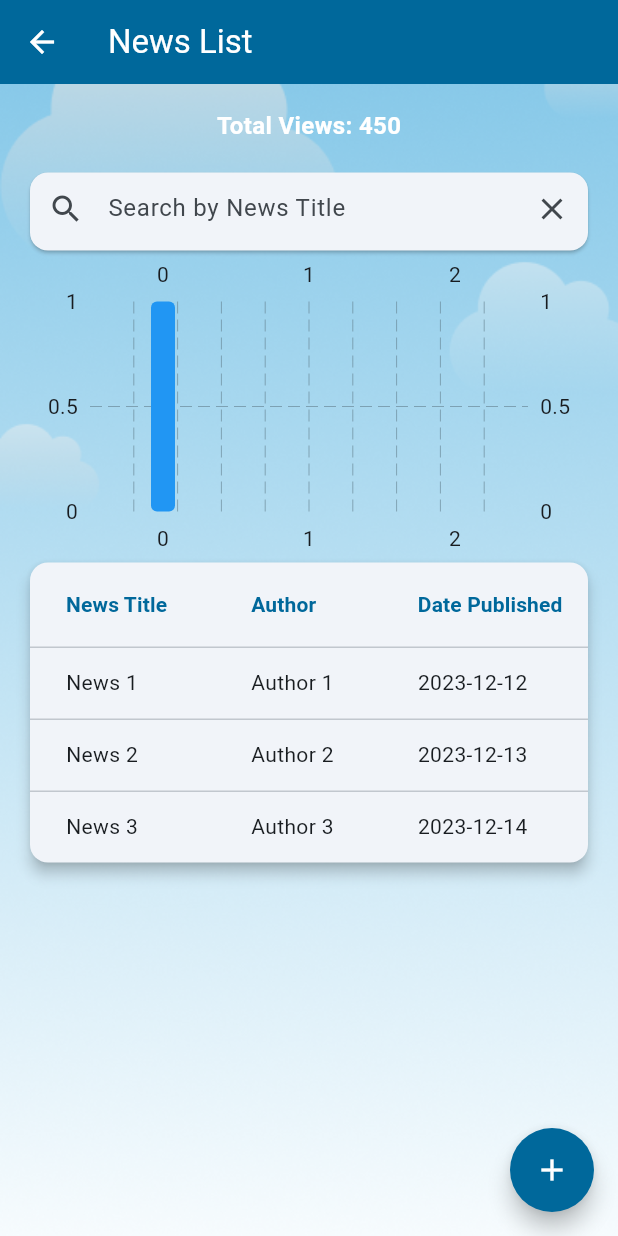
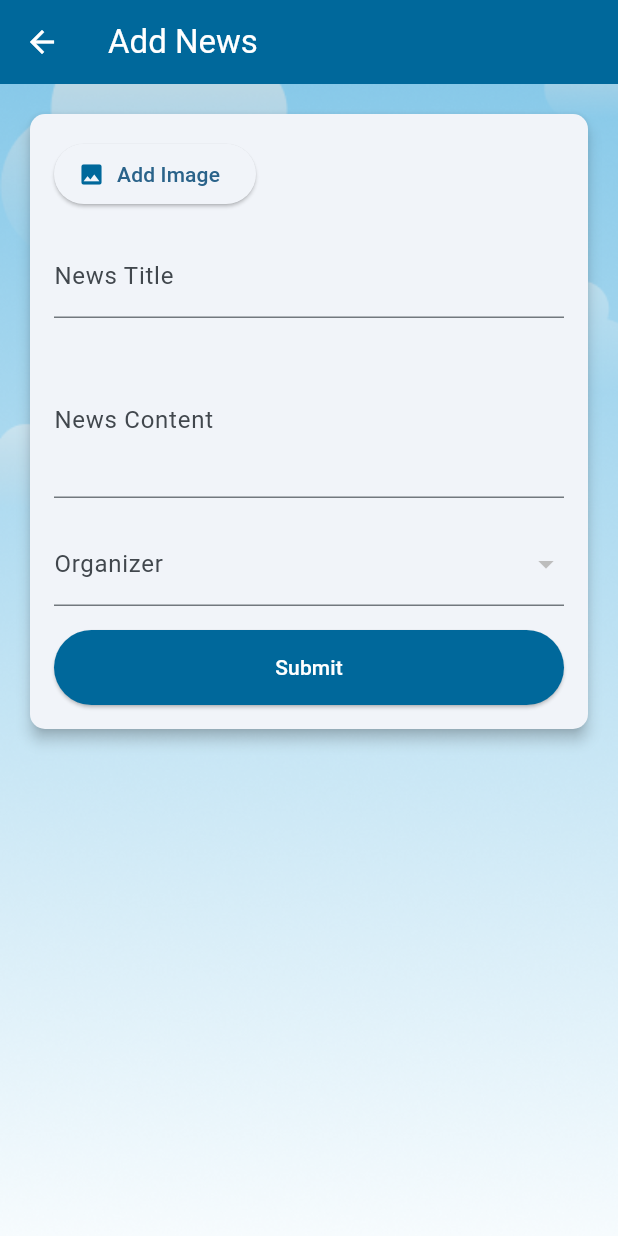
Before and after one commit to Aqua-Guard/Flutter, a Flutter app: the NewsScreen screen opened directly with empty values, after a tap on the "add" icon, on a phone screen of 412 x 824 dp. Run offline on Flutter 3.47's test engine with Material 3 defaults, Android fonts, the phone set to English and light mode, and no system bars; drawn by our look-alikes of fl_chart; our stand-ins replace flutter_secure_storage, fluttertoast, image_picker; accounts and stored records are empty; network calls fail.

Commit message:
get actualite works

```diff
--- /dev/null
+++ b/lib/Models/actualite.dart
@@ -0,0 +1,28 @@
+class Actualite {
+  final String userId;
+  final String title;
+  final String description;
+  final String image;
+  final String text;
+  final num views; // Change the type to num or int
+
+  Actualite({
+    required this.userId,
+    required this.title,
+    required this.description,
+    required this.image,
+    required this.text,
+    required this.views,
+  });
+
+  factory Actualite.fromJson(Map<String, dynamic> json) {
+    return Actualite(
+      userId: json['userId'],
+      title: json['title'],
+      description: json['description'],
+      image: json['image'],
+      text: json['text'],
+      views: json['views'],
+    );
+  }
+}
--- a/lib/Screens/actualite/actualiteScreen.dart
+++ b/lib/Screens/actualite/actualiteScreen.dart
@@ -1,13 +1,8 @@
 import 'package:flutter/material.dart';
 import 'package:fl_chart/fl_chart.dart';
-
-class NewsScreen extends StatefulWidget {
-  String token;
-  NewsScreen({Key? key, required this.token}) : super(key: key);
-
-  @override
-  State<NewsScreen> createState() => _NewsScreenState();
-}
+import 'package:aquaguard/Models/actualite.dart';
+import 'package:aquaguard/Screens/actualite/addActualite.dart';
+import 'package:aquaguard/Services/ActualiteWebService.dart';
 
 class NewsRating {
   final String newsId;
@@ -19,32 +14,43 @@ class NewsRating {
   });
 }
 
+class NewsScreen extends StatefulWidget {
+  String token;
+  NewsScreen({Key? key, required this.token}) : super(key: key);
+
+  @override
+  State<NewsScreen> createState() => _NewsScreenState();
+}
+
 class _NewsScreenState extends State<NewsScreen> {
-  late List<Map<String, dynamic>> newsData = [
-    {'id': '1', 'title': 'News 1', 'author': 'Author 1', 'date': '2023-12-12', 'views': 100},
-    {'id': '2', 'title': 'News 2', 'author': 'Author 2', 'date': '2023-12-13', 'views': 200},
-    {'id': '3', 'title': 'News 3', 'author': 'Author 3', 'date': '2023-12-14', 'views': 150},
-  ];
-
+  late List<Actualite> newsData = [];
+  late TextEditingController _searchController;
+  List<Actualite> newsDataOriginal = [];
   List<NewsRating> ratings = [
     NewsRating(newsId: '1', isTrue: true),
     NewsRating(newsId: '2', isTrue: false),
-    // Add more ratings as needed
   ];
-
-  late TextEditingController _searchController;
-  List<Map<String, dynamic>> newsDataOriginal = [];
 
   @override
   void initState() {
     super.initState();
     _searchController = TextEditingController();
-    newsDataOriginal = List.from(newsData);
+    ActualiteWebService().fetchActualite().then((actualite) {
+      setState(() {
+        newsData = actualite;
+        newsDataOriginal = List.from(newsData);
+      });
+    }).catchError((error) {
+      print('Error fetching actualite: $error');
+    });
   }
 
   double calculateGlobalRate(String newsId) {
-    int trueCount = ratings.where((rating) => rating.newsId == newsId && rating.isTrue).length;
-    int totalCount = ratings.where((rating) => rating.newsId == newsId).length;
+    int trueCount = ratings
+        .where((rating) => rating.newsId == newsId && rating.isTrue)
+        .length;
+    int totalCount =
+        ratings.where((rating) => rating.newsId == newsId).length;
 
     return totalCount == 0 ? 0 : trueCount / totalCount;
   }
@@ -55,7 +61,8 @@ class _NewsScreenState extends State<NewsScreen> {
       return CircularProgressIndicator();
     }
 
-    num totalViews = newsData.fold<num>(0, (sum, news) => sum + (news['views'] as num));
+    num totalViews = newsData.fold<num>(
+        0, (sum, news) => sum + (news.views as num));
 
     return Theme(
       data: Theme.of(context).copyWith(
@@ -100,7 +107,8 @@ class _NewsScreenState extends State<NewsScreen> {
                     child: TextField(
                       controller: _searchController,
                       decoration: InputDecoration(
-                        contentPadding: const EdgeInsets.symmetric(vertical: 0),
+                        contentPadding:
+                            const EdgeInsets.symmetric(vertical: 0),
                         border: OutlineInputBorder(
                           borderRadius: BorderRadius.circular(30),
                           borderSide: BorderSide.none,
@@ -112,15 +120,20 @@ class _NewsScreenState extends State<NewsScreen> {
                           onPressed: () {
                             setState(() {
                               _searchController.clear();
-                              newsData = List.from(newsDataOriginal);
+                              newsData =
+                                  List.from(newsDataOriginal);
                             });
                           },
                         ),
                       ),
                       onChanged: (value) {
                         setState(() {
-                          newsData = (List<Map<String, dynamic>>.from(newsDataOriginal)
-                              .where((news) => news['title'].toLowerCase().contains(value.toLowerCase())) as List<Map<String, dynamic>>);
+                          newsData = newsDataOriginal
+                              .where((news) => news.title
+                                  .toLowerCase()
+                                  .contains(value.toLowerCase()))
+                              .toList();
+                          print(newsData);
                         });
                       },
                     ),
@@ -142,54 +155,6 @@ class _NewsScreenState extends State<NewsScreen> {
                 if (newsData.isNotEmpty)
                   Column(
                     children: [
-                      SizedBox(
-                        height: 200,
-                        child: BarChart(
-                          BarChartData(
-                            alignment: BarChartAlignment.spaceAround,
-                            maxY: 1,
-                            barTouchData: BarTouchData(
-                              touchTooltipData: BarTouchTooltipData(
-                                tooltipBgColor: Colors.blueGrey,
-                              ),
-
-                            ),
-                            titlesData: FlTitlesData(
-
-                            // leftTitles: SideTitles(showTitles: false)
-                            //   bottomTitles: SideTitles(
-                            //     showTitles: true,
-                            //     getTextStyles: (context, value) => const TextStyle(
-                            //       color: Color(0xff7589a2),
-                            //       fontWeight: FontWeight.bold,
-                            //     ),
-                            //     margin: 16,
-                            //     getTitles: (double value) {
-                            //       // Return the title for each bar
-                            //       // You can customize this based on your needs
-                            //       return value.toInt().toString();
-                            //     },
-                            //   ),
-                            ),
-                            borderData: FlBorderData(
-                              show: false,
-                            ),
-                            barGroups: newsData.map((news) {
-                              return BarChartGroupData(
-                                x: newsData.indexOf(news),
-                                barRods: [
-                                  BarChartRodData(
-                                    toY: calculateGlobalRate(news['id']).toDouble(),
-                                    color: Colors.blue,
-                                    width: 16,
-                                    borderRadius: const BorderRadius.all(Radius.circular(4)),
-                                  ),
-                                ],
-                              );
-                            }).toList(),
-                          ),
-                        ),
-                      ),
                       SingleChildScrollView(
                         scrollDirection: Axis.vertical,
                         child: Card(
@@ -208,31 +173,7 @@ class _NewsScreenState extends State<NewsScreen> {
                                 ),
                                 DataColumn(
                                   label: Text(
-                                    'Author',
-                                    style: TextStyle(
-                                        fontWeight: FontWeight.bold,
-                                        color: Color(0xff00689B)),
-                                  ),
-                                ),
-                                DataColumn(
-                                  label: Text(
-                                    'Date Published',
-                                    style: TextStyle(
-                                        fontWeight: FontWeight.bold,
-                                        color: Color(0xff00689B)),
-                                  ),
-                                ),
-                                DataColumn(
-                                  label: Text(
-                                    'Views',
-                                    style: TextStyle(
-                                        fontWeight: FontWeight.bold,
-                                        color: Color(0xff00689B)),
-                                  ),
-                                ),
-                                DataColumn(
-                                  label: Text(
-                                    'Rating',
+                                    'Description',
                                     style: TextStyle(
                                         fontWeight: FontWeight.bold,
                                         color: Color(0xff00689B)),
@@ -250,16 +191,12 @@ class _NewsScreenState extends State<NewsScreen> {
                               rows: newsData.map((news) {
                                 return DataRow(
                                   cells: [
-                                    DataCell(Text(news['title'].toString())),
-                                    DataCell(Text(news['author'].toString())),
-                                    DataCell(Text(news['date'].toString())),
-                                    DataCell(Text(news['views'].toString())),
-                                    DataCell(
-                                      Text(calculateGlobalRate(news['id']).toStringAsFixed(2)),
-                                    ),
+                                    DataCell(Text(news.title)),
+                                    DataCell(Text(news.description)),
                                     DataCell(
                                       IconButton(
-                                        icon: const Icon(Icons.info, color: Colors.blue),
+                                        icon: const Icon(Icons.info,
+                                            color: Colors.blue),
                                         onPressed: () {
                                           // Add navigation to news details screen
                                         },
@@ -280,7 +217,10 @@ class _NewsScreenState extends State<NewsScreen> {
         ),
         floatingActionButton: FloatingActionButton(
           onPressed: () {
-            // Add navigation to add news screen
+            Navigator.push(
+              context,
+              MaterialPageRoute(builder: (context) => AddNews(token: widget.token)),
+            );
           },
           backgroundColor: const Color(0xff00689B),
           shape: const CircleBorder(),
--- /dev/null
+++ b/lib/Screens/actualite/addActualite.dart
@@ -0,0 +1,181 @@
+import 'package:aquaguard/Models/partenaire.dart';
+import 'package:aquaguard/Services/EventWebService.dart';
+import 'package:flutter/material.dart';
+import 'package:image_picker/image_picker.dart';
+import 'dart:io';
+
+class AddNews extends StatefulWidget {
+  String token;
+  AddNews({Key? key, required this.token}) : super(key: key);
+
+  @override
+  State<AddNews> createState() => _AddNewsFormState();
+}
+
+
+class _AddNewsFormState extends State<AddNews> {
+  final GlobalKey<FormState> _formKey = GlobalKey<FormState>();
+
+  // Variables to store form data
+  String _newsTitle = '';
+  String _newsContent = '';
+  String? _selectedOrganizer;
+
+  late XFile? _pickedImage = null;
+
+  Future<void> _pickImage() async {
+    final picker = ImagePicker();
+    final pickedImage = await picker.pickImage(source: ImageSource.gallery);
+
+    if (pickedImage != null) {
+      setState(() {
+        _pickedImage = pickedImage!;
+      });
+    }
+  }
+
+  List<Partenaire> partenairesData = [];
+
+  @override
+  void initState() {
+    super.initState();
+
+    EventWebService().fetchPartenaires().then((partenaires) {
+      setState(() {
+        partenairesData = partenaires;
+      });
+    }).catchError((error) {
+      print('Error fetching partenaires: $error');
+    });
+  }
+
+  @override
+  Widget build(BuildContext context) {
+    return Theme(
+      data: Theme.of(context).copyWith(
+        // This will change the drawer icon color
+        appBarTheme: const AppBarTheme(
+          iconTheme: IconThemeData(color: Colors.white),
+          actionsIconTheme: IconThemeData(color: Colors.white),
+        ),
+      ),
+      child: Scaffold(
+        appBar: AppBar(
+          title: const Text(
+            'Add News',
+            style: TextStyle(
+              color: Colors.white,
+            ),
+          ),
+          backgroundColor: const Color(0xff00689B),
+        ),
+        body: Stack(
+          children: [
+            Container(
+              decoration: const BoxDecoration(
+                image: DecorationImage(
+                  image: AssetImage('assets/background_splash_screen.png'),
+                  fit: BoxFit.cover,
+                ),
+              ),
+            ),
+            Padding(
+              padding: const EdgeInsets.all(16.0),
+              child: SingleChildScrollView(
+                child: Card(
+                  elevation: 4,
+                  shape: RoundedRectangleBorder(
+                    borderRadius: BorderRadius.circular(10.0),
+                  ),
+                  child: Padding(
+                    padding: const EdgeInsets.all(16.0),
+                    child: Form(
+                      key: _formKey,
+                      child: Column(
+                        crossAxisAlignment: CrossAxisAlignment.start,
+                        children: [
+                          ElevatedButton.icon(
+                            onPressed: _pickImage,
+                            icon: const Icon(Icons.image,
+                                color: Color(0xff00689B)),
+                            label: const Text('Add Image'),
+                          ),
+                          if (_pickedImage != null)
+                            Container(
+                              width: 100,
+                              height: 100,
+                              child: Image.network(_pickedImage!.path),
+                            ),
+                          const SizedBox(height: 16.0),
+                          TextFormField(
+                            decoration: const InputDecoration(
+                              labelText: 'News Title',
+                            ),
+
+                            onSaved: (value) {
+                              _newsTitle = value ?? '';
+                            },
+                          ),
+                          const SizedBox(height: 16.0),
+                          TextFormField(
+                            decoration: const InputDecoration(
+                              labelText: 'News Content',
+                            ),
+                            maxLines: 3,
+
+                            onSaved: (value) {
+                              _newsContent = value ?? '';
+                            },
+                          ),
+                          const SizedBox(height: 16.0),
+                          DropdownButtonFormField<String>(
+                            value: _selectedOrganizer,
+                            onChanged: (value) {
+                              setState(() {
+                                _selectedOrganizer = value;
+                              });
+                            },
+                            items: partenairesData
+                                .map((partenaire) => DropdownMenuItem(
+                                      value: partenaire.id,
+                                      child: Text(
+                                          '${partenaire.firstName} ${partenaire.LastName}'),
+                                    ))
+                                .toList(),
+                            decoration: const InputDecoration(
+                              labelText: 'Organizer',
+                            ),
+                          ),
+                          const SizedBox(height: 16.0),
+                          Column(
+                            children: [
+                              ElevatedButton(
+                                onPressed: () async {
+                                  // Validate form data
+                                  if (_formKey.currentState?.validate() ??
+                                      false) {
+
+                                  }
+                                },
+                                style: ElevatedButton.styleFrom(
+                                  primary: const Color(0xff00689B),
+                                  minimumSize: const Size(double.infinity, 50),
+                                ),
+                                child: const Text('Submit',
+                                    style: TextStyle(color: Colors.white)),
+                              ),
+                            ],
+                          ),
+                        ],
+                      ),
+                    ),
+                  ),
+                ),
+              ),
+            ),
+          ],
+        ),
+      ),
+    );
+  }
+}
--- /dev/null
+++ b/lib/Services/ActualiteWebService.dart
@@ -0,0 +1,19 @@
+import 'package:aquaguard/Models/actualite.dart';
+import 'package:aquaguard/Utils/constantes.dart';
+import 'package:http/http.dart' as http;
+import 'dart:convert';
+
+
+class ActualiteWebService{
+
+Future<List<Actualite>> fetchActualite() async {
+  final response = await http.get(Uri.parse(Constantes.urlActualite));
+
+  if (response.statusCode == 200) {
+    List<dynamic> data = json.decode(response.body);
+    return data.map((json) => Actualite.fromJson(json)).toList();
+  } else {
+    throw Exception('Failed to load actualite');
+  }
+}
+}
--- a/lib/Utils/constantes.dart
+++ b/lib/Utils/constantes.dart
@@ -3,5 +3,8 @@ class Constantes {
   static const String imageUrl = "http://localhost:9090/images/user";
   static const String urlEvent = 'http://localhost:9090/events/admin';
   static const String urlParticipation = 'http://localhost:9090/participations/admin';
+    static const String urlActualite = 'http://localhost:9090/act';
+
+
 
 }
```
